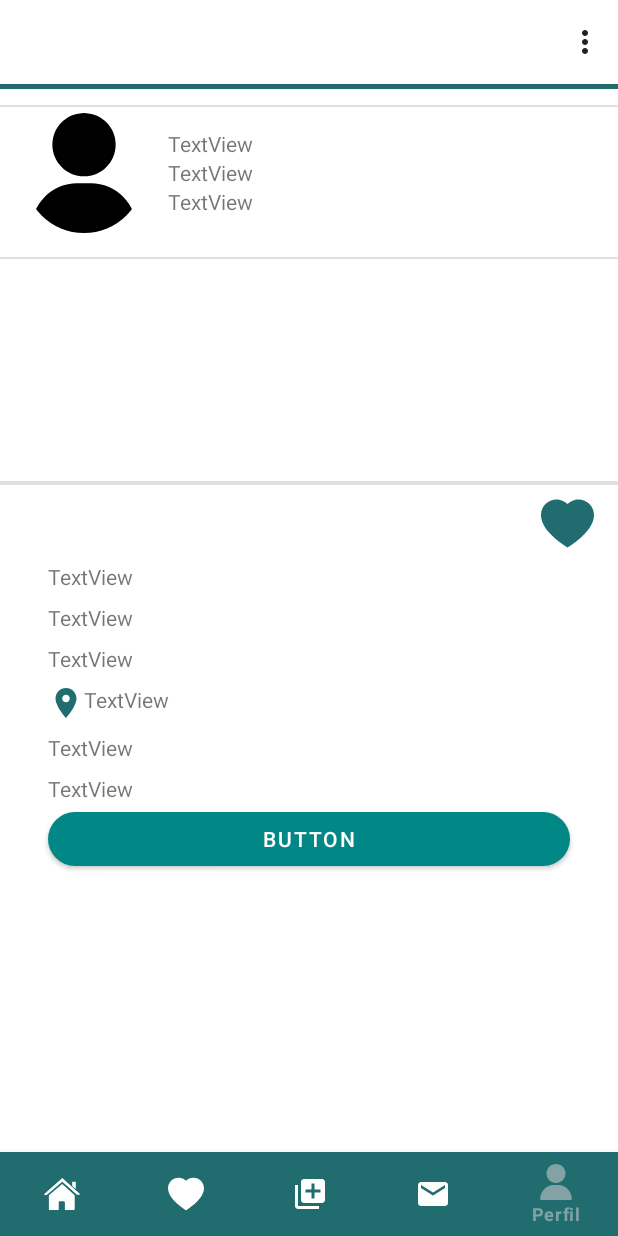
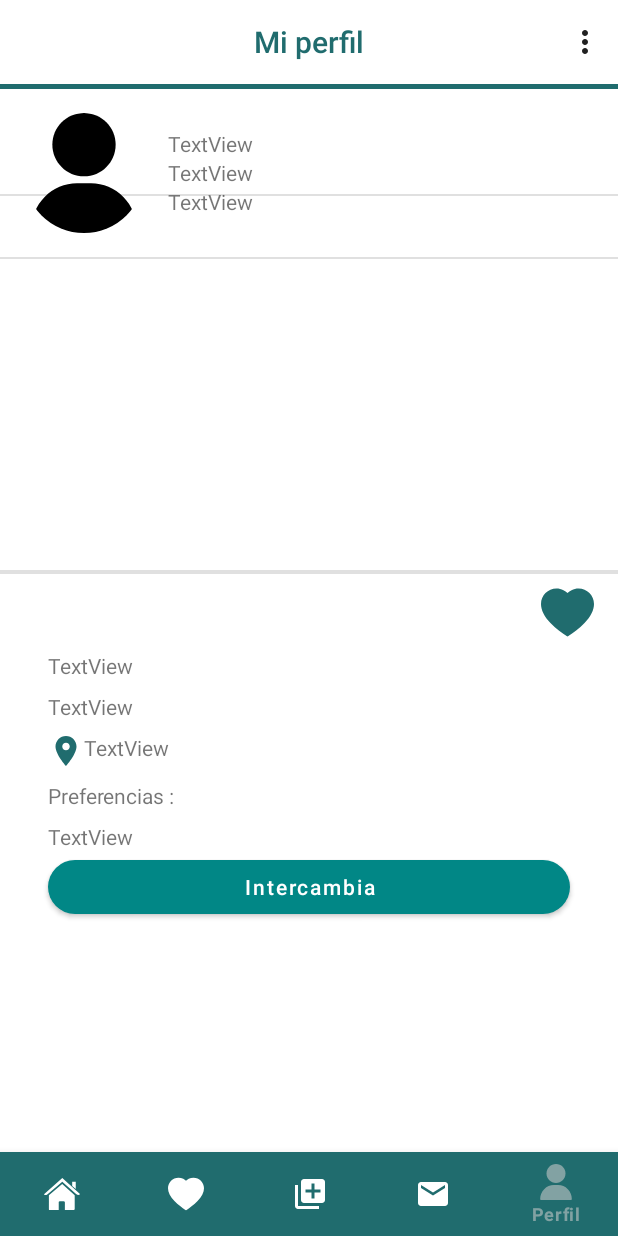
Before and after one commit to julianocampov/AppChangeV1.0, an Android app: the fragment ProductFragment placed in its activity, item 5 of the bottom bar chosen, on a phone screen of 412 x 824 dp. Run offline under Robolectric (Android 15) with nearby library versions, the phone set to English and light mode, and no system bars; our stand-ins replace CircleImageView, Firebase (no records; nobody signed in at launch, a user with empty details on screens opened directly), Picasso, navigation-ui; 9 statements that could not run were skipped.

Commit message:
Correccion perfil y error en el profilefragment

```diff
--- /dev/null
+++ b/app/src/main/java/com/jovel/appchangev10/fragments_main/MyProductsAdapter.kt
@@ -0,0 +1,51 @@
+package com.jovel.appchangev10.fragments_main
+
+import android.view.LayoutInflater
+import android.view.View
+import android.view.ViewGroup
+import androidx.recyclerview.widget.RecyclerView
+import com.jovel.appchangev10.R
+import com.jovel.appchangev10.databinding.CardViewProductsItemBinding
+import com.jovel.appchangev10.model.Product
+import com.squareup.picasso.Picasso
+
+class MyProductsAdapter (
+    private val onProductClicked : (Product) -> Unit
+        ): RecyclerView.Adapter<MyProductsAdapter.ViewHolder>(){
+
+    private var listProduct : MutableList<Product> = mutableListOf()
+
+
+    override fun onCreateViewHolder(parent: ViewGroup, viewType: Int): ViewHolder {
+        val view = LayoutInflater.from(parent.context).inflate(R.layout.card_view_products_item, parent, false)
+        return ViewHolder(view)
+    }
+
+    override fun onBindViewHolder(holder: ViewHolder, position: Int) {
+        holder.bind(listProduct[position])
+        holder.itemView.setOnClickListener{ onProductClicked(listProduct[position])}
+    }
+
+    override fun getItemCount(): Int {
+        return listProduct.size
+    }
+
+    fun appendItems(newItems: MutableList<Product>){
+        listProduct.clear()
+        listProduct.addAll(newItems)
+        notifyDataSetChanged()
+    }
+
+
+    class ViewHolder(view : View) : RecyclerView.ViewHolder(view){
+        private val binding = CardViewProductsItemBinding.bind(view)
+        fun bind(product: Product){
+            with(binding){
+                description1TextView.text = product.title
+                if (product.urlImage != null)
+                    Picasso.get().load(product.urlImage).into(productImageView)
+            }
+
+        }
+    }
+}
--- a/app/src/main/java/com/jovel/appchangev10/fragments_main/ProductFragment.kt
+++ b/app/src/main/java/com/jovel/appchangev10/fragments_main/ProductFragment.kt
@@ -59,7 +59,7 @@ class ProductFragment : Fragment() {
 
     private fun loadProductData(product: Product) {
         with(productBinding) {
-            titleTextView.text = "Titulo : "+product.title
+            titleTextView.text = product.title
             descriptionTextView.text = "Descripción : "+product.description
             locationTextView.text = product.city
             conditionTextView.text = "Condición : "+product.state
--- a/app/src/main/java/com/jovel/appchangev10/fragments_main/profile/ProfileFragment.kt
+++ b/app/src/main/java/com/jovel/appchangev10/fragments_main/profile/ProfileFragment.kt
@@ -4,6 +4,7 @@ import android.content.Intent
 import android.os.Bundle
 import android.view.*
 import androidx.fragment.app.Fragment
+import androidx.navigation.fragment.findNavController
 import androidx.recyclerview.widget.GridLayoutManager
 import com.google.firebase.auth.FirebaseAuth
 import com.google.firebase.auth.ktx.auth
@@ -14,6 +15,7 @@ import com.google.firebase.ktx.Firebase
 import com.jovel.appchangev10.LoginActivity
 import com.jovel.appchangev10.R
 import com.jovel.appchangev10.databinding.FragmentProfileBinding
+import com.jovel.appchangev10.fragments_main.MyProductsAdapter
 import com.jovel.appchangev10.fragments_main.home.ProductsAdapter
 import com.jovel.appchangev10.model.Product
 import com.jovel.appchangev10.model.User
@@ -22,13 +24,13 @@ import com.squareup.picasso.Picasso
 class ProfileFragment : Fragment() {
 
     private lateinit var profileBinding: FragmentProfileBinding
-    private lateinit var productsAdapter: ProductsAdapter
+    private lateinit var productsAdapter: MyProductsAdapter
     private lateinit var auth: FirebaseAuth
 
     override fun onCreateView(inflater: LayoutInflater, container: ViewGroup?, savedInstanceState: Bundle?): View {
         profileBinding = FragmentProfileBinding.inflate(inflater, container, false)
 
-        productsAdapter = ProductsAdapter( onItemClicked = {onProductItemClicked(it)} )
+        productsAdapter = MyProductsAdapter(onProductClicked = {onProductItemClicked2(it)})
         profileBinding.myProductsRecyclerView.apply {
             layoutManager = GridLayoutManager(this@ProfileFragment.context, 2)
             adapter = productsAdapter
@@ -40,6 +42,10 @@ class ProfileFragment : Fragment() {
         val db = Firebase.firestore
 
         loadDataFromFB(db,id)
+
+        profileBinding.toolbar3.setOnMenuItemClickListener {
+            onOptionsItemSelected(it)
+        }
 
         return profileBinding.root
     }
@@ -58,8 +64,6 @@ class ProfileFragment : Fragment() {
                 }
             }
 
-            //profileBinding.toolbar3.createContextMenu(resources(R.menu.bottom_nav_menu))
-
             db.collection("products").get().addOnSuccessListener { result ->
                 val listProducts: MutableList<Product> = arrayListOf()
                 for (document in result){
@@ -73,19 +77,8 @@ class ProfileFragment : Fragment() {
 
     }
 
-    private fun onProductItemClicked(product: Product) {
-        TODO("Not yet implemented")
-        //TODO Crear la otra ventana para editar los productos
-    }
-
-    override fun onCreate(savedInstanceState: Bundle?) {
-        setHasOptionsMenu(true)
-        super.onCreate(savedInstanceState)
-    }
-
-    override fun onCreateOptionsMenu(menu: Menu, inflater: MenuInflater) {
-        inflater.inflate(R.menu.menuprofile,menu)
-        super.onCreateOptionsMenu(menu, inflater)
+    private fun onProductItemClicked2(product: Product) {
+        findNavController().navigate(ProfileFragmentDirections.actionNavigationProfileToProductFragment(product))
     }
 
     override fun onOptionsItemSelected(item: MenuItem): Boolean {
--- a/app/src/main/res/layout/fragment_product.xml
+++ b/app/src/main/res/layout/fragment_product.xml
@@ -5,6 +5,32 @@
     android:layout_width="match_parent"
     android:layout_height="match_parent"
     android:orientation="vertical">
+
+    <androidx.appcompat.widget.Toolbar
+        android:id="@+id/toolbar3"
+        android:layout_width="match_parent"
+        android:layout_height="wrap_content"
+        android:minHeight="?attr/actionBarSize"
+        android:theme="?attr/actionBarTheme">
+
+        <TextView
+            android:id="@+id/title_text_view"
+            style="@style/TextAppearance.AppCompat.Widget.ActionBar.Title"
+            android:layout_width="wrap_content"
+            android:layout_height="wrap_content"
+            android:layout_gravity="center"
+            android:textColor="@color/color_app" />
+
+    </androidx.appcompat.widget.Toolbar>
+
+    <View
+        android:id="@+id/view3"
+        android:layout_width="match_parent"
+        android:layout_height="3dp"
+        android:background="@color/color_app"
+        app:layout_constraintEnd_toEndOf="parent"
+        app:layout_constraintStart_toStartOf="parent"
+        app:layout_constraintTop_toTopOf="parent" />
 
     <ScrollView
         android:layout_width="match_parent"
@@ -76,19 +102,6 @@
                 android:layout_margin="4dp" />
 
             <TextView
-                android:id="@+id/title_text_view"
-                android:layout_width="match_parent"
-                android:layout_height="wrap_content"
-                android:layout_marginStart="32dp"
-                android:text="TextView"
-                android:layout_marginEnd="32dp" />
-
-            <Space
-                android:layout_width="match_parent"
-                android:layout_height="wrap_content"
-                android:layout_margin="4dp" />
-
-            <TextView
                 android:id="@+id/description_text_view"
                 android:layout_width="match_parent"
                 android:layout_height="wrap_content"
@@ -134,7 +147,7 @@
                 android:layout_height="wrap_content"
                 android:layout_marginStart="32dp"
                 android:layout_marginEnd="32dp"
-                android:text="TextView" />
+                android:text="Preferencias : " />
 
             <Space
                 android:layout_width="match_parent"
@@ -155,7 +168,8 @@
                 android:layout_height="wrap_content"
                 android:layout_marginStart="32dp"
                 android:layout_marginEnd="32dp"
-                android:text="Button"
+                android:text="Intercambia"
+                android:textAllCaps="false"
                 app:cornerRadius="20dp" />
 
         </LinearLayout>
--- a/app/src/main/res/layout/fragment_profile.xml
+++ b/app/src/main/res/layout/fragment_profile.xml
@@ -11,10 +11,21 @@
         android:id="@+id/toolbar3"
         android:layout_width="match_parent"
         android:layout_height="wrap_content"
+
         android:minHeight="?attr/actionBarSize"
+        android:theme="?attr/actionBarTheme"
+        app:menu="@menu/menuprofile">
 
-        android:theme="?attr/actionBarTheme"
-        app:menu="@menu/menuprofile" />
+        <TextView
+            android:id="@+id/toolbar_title"
+            style="@style/TextAppearance.AppCompat.Widget.ActionBar.Title"
+            android:layout_width="wrap_content"
+            android:layout_height="wrap_content"
+            android:layout_gravity="center"
+            android:text="@string/my_profile"
+            android:textColor="@color/color_app" />
+
+    </androidx.appcompat.widget.Toolbar>
 
     <View
         android:id="@+id/view3"
--- a/app/src/main/res/navigation/mobile_navigation.xml
+++ b/app/src/main/res/navigation/mobile_navigation.xml
@@ -27,7 +27,11 @@
         android:id="@+id/navigation_profile"
         android:name="com.jovel.appchangev10.fragments_main.profile.ProfileFragment"
         android:label="Mi perfil"
-        tools:layout="@layout/fragment_profile" />
+        tools:layout="@layout/fragment_profile" >
+        <action
+            android:id="@+id/action_navigation_profile_to_productFragment"
+            app:destination="@id/productFragment" />
+    </fragment>
     <fragment
         android:id="@+id/navigation_favorites"
         android:name="com.jovel.appchangev10.fragments_main.favorites.FavoritesFragment"
--- a/app/src/main/res/values/strings.xml
+++ b/app/src/main/res/values/strings.xml
@@ -45,4 +45,5 @@
     <string name="categories">Categorías</string>
     <string name="add_product">Agregar producto</string>
     <string name="categorie_example">Categorìa</string>
+    <string name="my_profile">Mi perfil</string>
 </resources>
```
